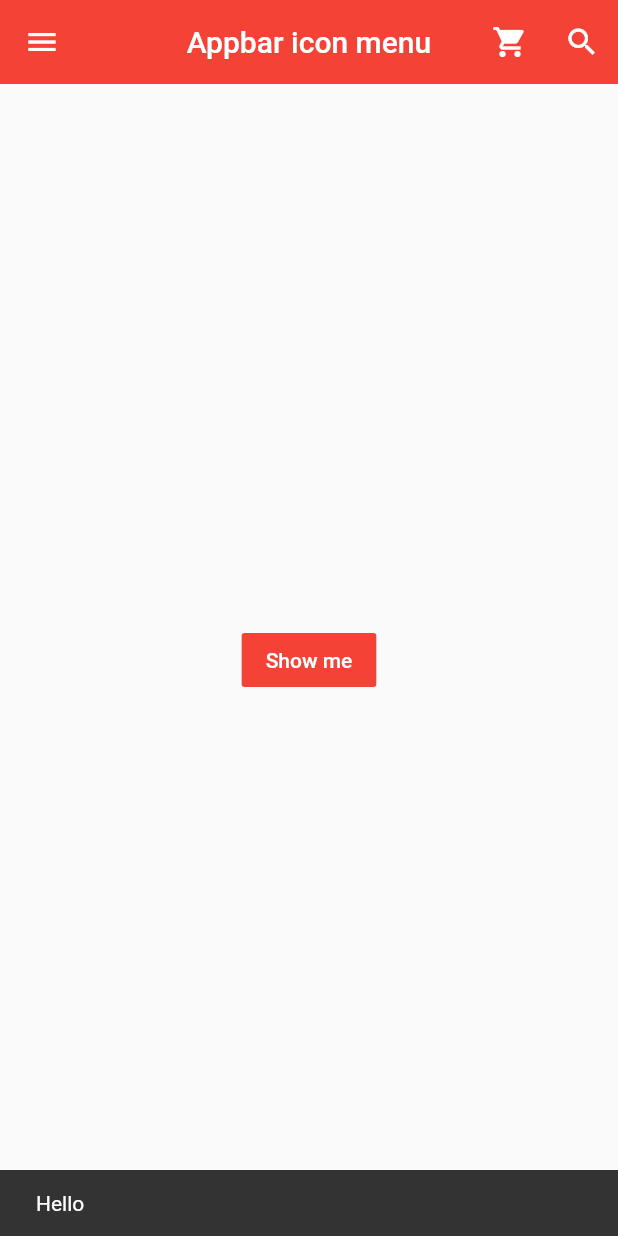
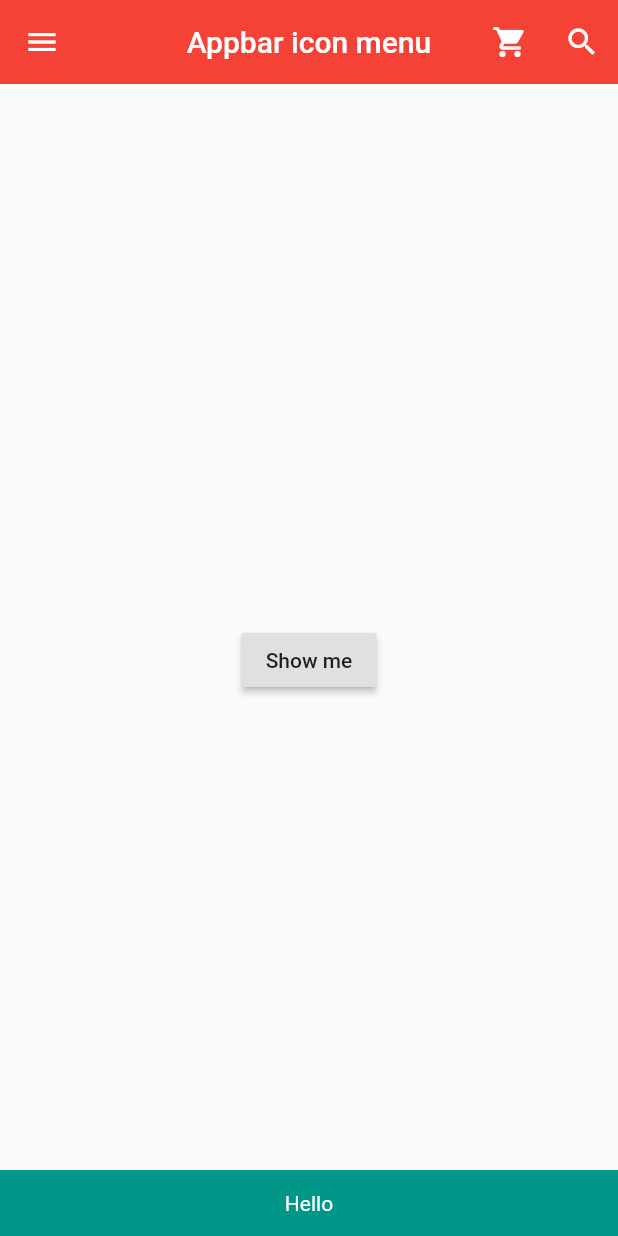
Before and after one commit to hjyu94/frontend-studies, a Flutter app: the screen it shows after launch, after a tap on "Show me", on a phone screen of 412 x 824 dp. Run offline on Flutter 3.47's test engine with Material 2 defaults, Android fonts, the light colour scheme and no system bars.

Commit message:
빌더 없이 스낵바 만들기 (또 다른 위젯 추가 방식)

```diff
--- a/lib/main.dart
+++ b/lib/main.dart
@@ -110,19 +110,31 @@ class MyPage extends StatelessWidget {
             ],
           ),
         ),
-        body: Builder(
-          builder: (BuildContext context) { // 새로운 컨텍스트 할당
-            return Center(
-              child: FlatButton(
-                child: Text('Show me', style: TextStyle(color: Colors.white)),
-                color: Colors.red,
-                onPressed: () {
-                  Scaffold.of(context).showSnackBar(SnackBar(content: Text('Hello')));
-                },
+        body: MySnackBar(),
+    );
+  }
+}
+
+class MySnackBar extends StatelessWidget {
+  @override
+  Widget build(BuildContext context) {
+    return Center(
+      child: RaisedButton(
+        child: Text('Show me'),
+        onPressed: () {
+          Scaffold.of(context).showSnackBar(SnackBar(
+            content: Text('Hello',
+              textAlign: TextAlign.center,
+              style: TextStyle(
+                color: Colors.white
               ),
-            );
-          },
-        ));
+            ),
+            backgroundColor: Colors.teal,
+            duration: Duration(milliseconds: 1000),
+          ));
+        }
+      ),
+    );
   }
 }
 
```
